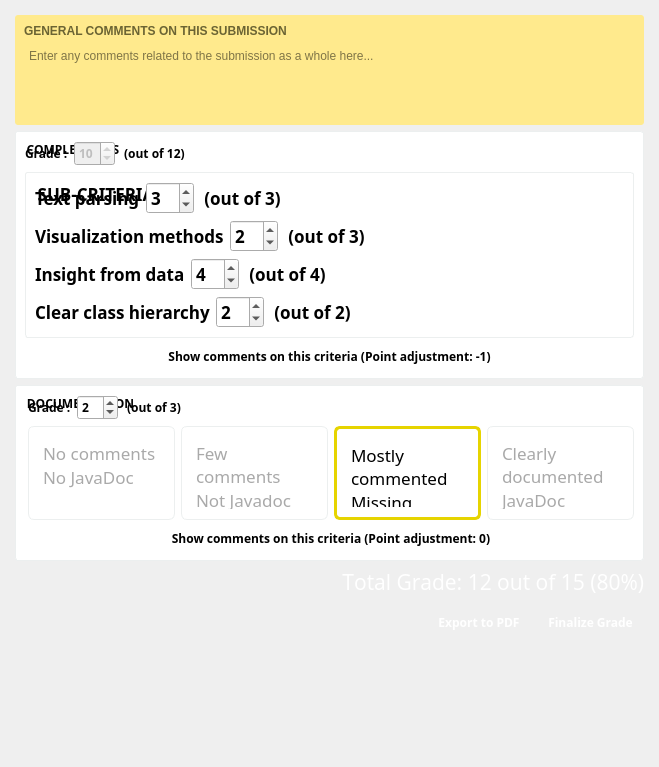
Above: TurboGrade/ui/gradeview.ui from wassgha/TurboGrade before the change. Below: the same form after it.
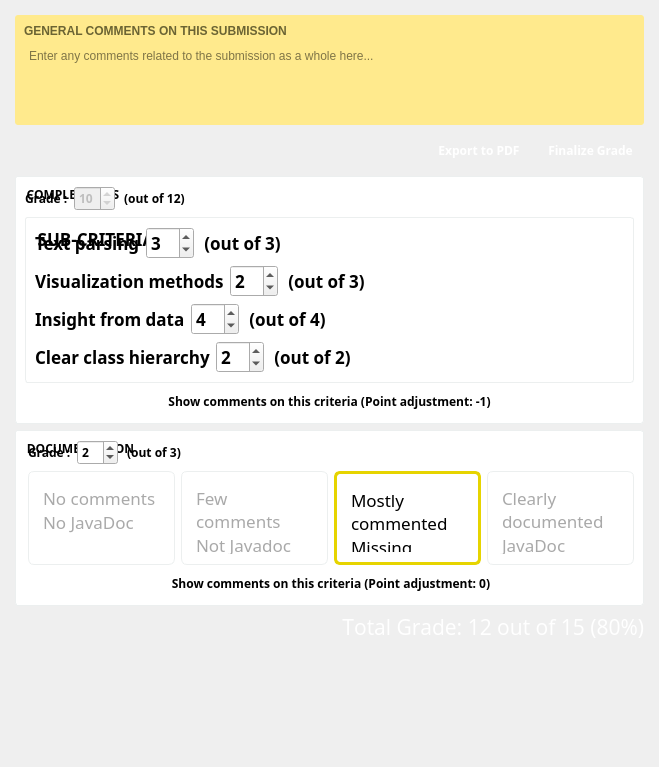
That is the form after the change.

Diff of the .ui file:
```diff
--- a/TurboGrade/ui/gradeview.ui
+++ b/TurboGrade/ui/gradeview.ui
@@ -145,7 +145,7 @@
         <x>0</x>
         <y>0</y>
         <width>659</width>
-        <height>809</height>
+        <height>811</height>
        </rect>
       </property>
       <property name="sizePolicy">
@@ -196,6 +196,70 @@
          </layout>
         </widget>
        </item>
+       <item>
+        <layout class="QHBoxLayout" name="horizontalLayout_6">
+         <item>
+          <spacer name="spacer">
+           <property name="orientation">
+            <enum>Qt::Horizontal</enum>
+           </property>
+           <property name="sizeHint" stdset="0">
+            <size>
+             <width>40</width>
+             <height>20</height>
+            </size>
+           </property>
+          </spacer>
+         </item>
+         <item>
+          <widget class="QPushButton" name="export_pdf">
+           <property name="font">
+            <font>
+             <family>Open Sans</family>
+             <weight>75</weight>
+             <bold>true</bold>
+            </font>
+           </property>
+           <property name="cursor">
+            <cursorShape>PointingHandCursor</cursorShape>
+           </property>
+           <property name="text">
+            <string>Export to PDF</string>
+           </property>
+           <property name="default">
+            <bool>true</bool>
+           </property>
+           <property name="flat">
+            <bool>true</bool>
+           </property>
+          </widget>
+         </item>
+         <item>
+          <widget class="QPushButton" name="finalize">
+           <property name="font">
+            <font>
+             <family>Open Sans</family>
+             <weight>75</weight>
+             <bold>true</bold>
+             <kerning>true</kerning>
+            </font>
+           </property>
+           <property name="cursor">
+            <cursorShape>PointingHandCursor</cursorShape>
+           </property>
+           <property name="text">
+            <string>Finalize Grade</string>
+           </property>
+           <property name="default">
+            <bool>true</bool>
+           </property>
+           <property name="flat">
+            <bool>true</bool>
+           </property>
+          </widget>
+         </item>
+        </layout>
+       </item>
        <item>
         <widget class="QGroupBox" name="groupBox_2">
          <property name="sizePolicy">
@@ -742,70 +806,6 @@
          </property>
         </widget>
        </item>
-       <item>
-        <layout class="QHBoxLayout" name="horizontalLayout_6">
-         <item>
-          <spacer name="spacer">
-           <property name="orientation">
-            <enum>Qt::Horizontal</enum>
-           </property>
-           <property name="sizeHint" stdset="0">
-            <size>
-             <width>40</width>
-             <height>20</height>
-            </size>
-           </property>
-          </spacer>
-         </item>
-         <item>
-          <widget class="QPushButton" name="export_pdf">
-           <property name="font">
-            <font>
-             <family>Open Sans</family>
-             <weight>75</weight>
-             <bold>true</bold>
-            </font>
-           </property>
-           <property name="cursor">
-            <cursorShape>PointingHandCursor</cursorShape>
-           </property>
-           <property name="text">
-            <string>Export to PDF</string>
-           </property>
-           <property name="default">
-            <bool>true</bool>
-           </property>
-           <property name="flat">
-            <bool>true</bool>
-           </property>
-          </widget>
-         </item>
-         <item>
-          <widget class="QPushButton" name="finalize">
-           <property name="font">
-            <font>
-             <family>Open Sans</family>
-             <weight>75</weight>
-             <bold>true</bold>
-             <kerning>true</kerning>
-            </font>
-           </property>
-           <property name="cursor">
-            <cursorShape>PointingHandCursor</cursorShape>
-           </property>
-           <property name="text">
-            <string>Finalize Grade</string>
-           </property>
-           <property name="default">
-            <bool>true</bool>
-           </property>
-           <property name="flat">
-            <bool>true</bool>
-           </property>
-          </widget>
-         </item>
-        </layout>
-       </item>
       </layout>
      </widget>
     </widget>
```
